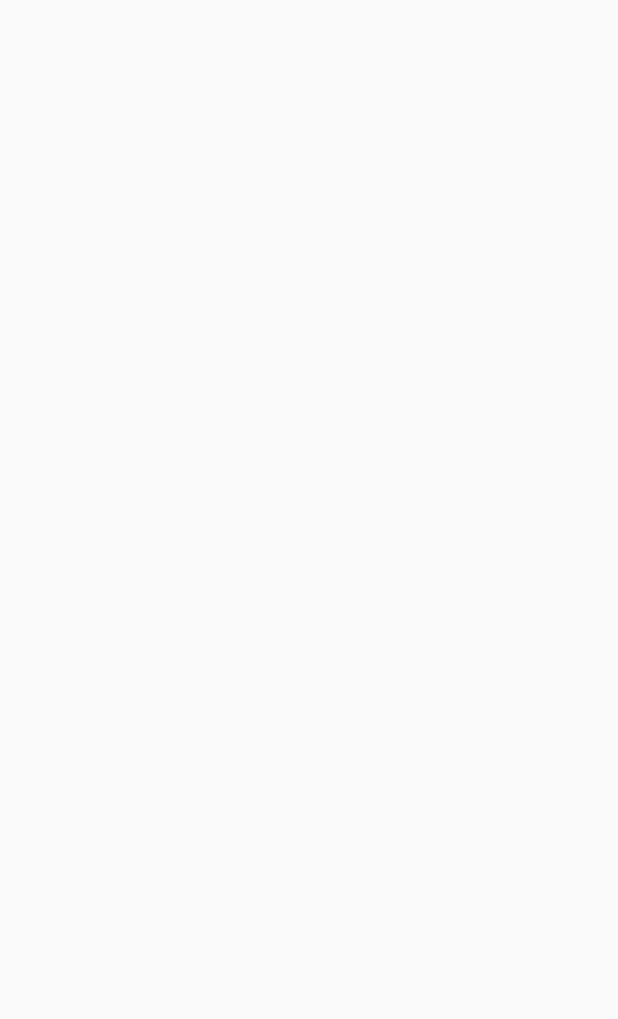
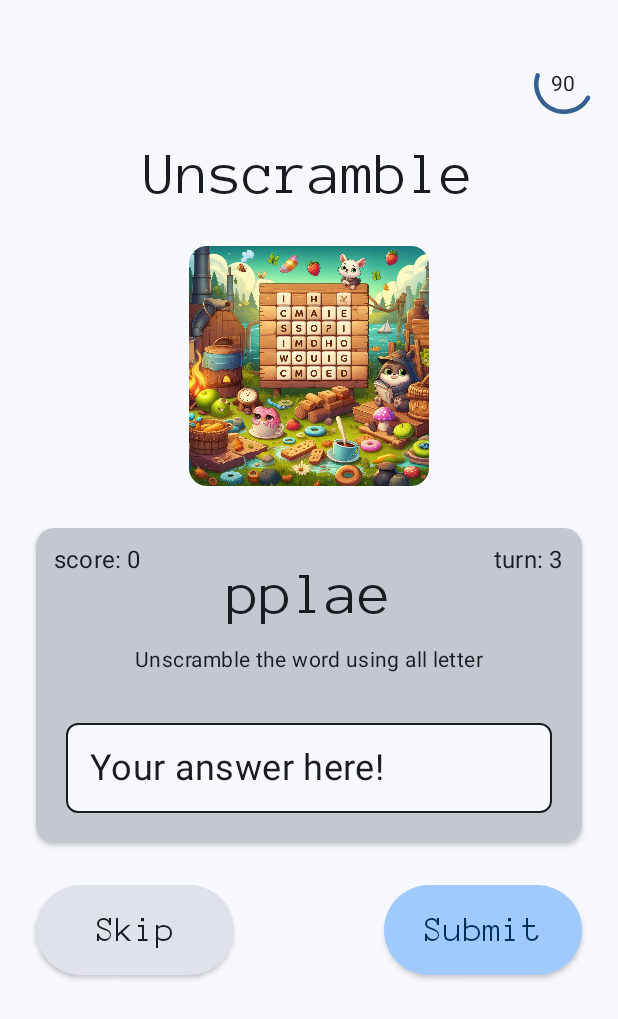
Before and after one commit to TTNguyen2552003/unscramble, an Android app built with Jetpack Compose: the screen it shows after launch (MainActivity), on a phone screen of 412 x 824 dp. Before the commit the part shown is empty. Shown: the top 1019 px of the screen. Run offline under Robolectric (Android 15) with nearby library versions, the phone set to English and light mode, and no system bars.

Commit message:
Update Game Screen

```diff
--- a/app/src/main/java/app/kotlin/unscramble/MainActivity.kt
+++ b/app/src/main/java/app/kotlin/unscramble/MainActivity.kt
@@ -3,12 +3,13 @@ package app.kotlin.unscramble
 import android.os.Bundle
 import androidx.activity.ComponentActivity
 import androidx.activity.compose.setContent
+import app.kotlin.unscramble.ui.screens.GameScreen
 
 class MainActivity : ComponentActivity() {
     override fun onCreate(savedInstanceState: Bundle?) {
         super.onCreate(savedInstanceState)
         setContent {
-
+            GameScreen()
         }
     }
 }
--- a/app/src/main/java/app/kotlin/unscramble/ui/screens/GameScreen.kt
+++ b/app/src/main/java/app/kotlin/unscramble/ui/screens/GameScreen.kt
@@ -4,6 +4,8 @@ import androidx.compose.foundation.Image
 import androidx.compose.foundation.background
 import androidx.compose.foundation.layout.Arrangement
 import androidx.compose.foundation.layout.Box
+import androidx.compose.foundation.layout.Column
+import androidx.compose.foundation.layout.PaddingValues
 import androidx.compose.foundation.layout.Row
 import androidx.compose.foundation.layout.Spacer
 import androidx.compose.foundation.layout.fillMaxSize
@@ -15,8 +17,11 @@ import androidx.compose.foundation.shape.RoundedCornerShape
 import androidx.compose.foundation.text.KeyboardOptions
 import androidx.compose.material.icons.Icons
 import androidx.compose.material.icons.filled.Clear
+import androidx.compose.material3.Button
+import androidx.compose.material3.ButtonDefaults
 import androidx.compose.material3.Card
 import androidx.compose.material3.CircularProgressIndicator
+import androidx.compose.material3.Icon
 import androidx.compose.material3.IconButton
 import androidx.compose.material3.OutlinedTextField
 import androidx.compose.material3.Text
@@ -37,23 +42,36 @@ import androidx.compose.ui.text.input.KeyboardType
 import androidx.compose.ui.tooling.preview.Preview
 import androidx.compose.ui.unit.dp
 import app.kotlin.unscramble.R
+import app.kotlin.unscramble.ui.theme.background
 import app.kotlin.unscramble.ui.theme.bodyMedium
 import app.kotlin.unscramble.ui.theme.bodySmall
+import app.kotlin.unscramble.ui.theme.displayLarge
+import app.kotlin.unscramble.ui.theme.error
+import app.kotlin.unscramble.ui.theme.labelLarge
 import app.kotlin.unscramble.ui.theme.labelMediumRoboto
+import app.kotlin.unscramble.ui.theme.onBackground
+import app.kotlin.unscramble.ui.theme.onPrimary
 import app.kotlin.unscramble.ui.theme.onSurface
 import app.kotlin.unscramble.ui.theme.outlineVariant
+import app.kotlin.unscramble.ui.theme.primary
 import app.kotlin.unscramble.ui.theme.primaryVariant
 import app.kotlin.unscramble.ui.theme.surface
+import app.kotlin.unscramble.ui.theme.surfaceVariant
 import app.kotlin.unscramble.ui.theme.titleMedium
-import app.kotlin.unscramble.ui.theme.error
+
 
 @Preview
 @Composable
 fun GameScreen() {
     Box(
+        modifier = Modifier.fillMaxSize()
+    ) {
+        //Content when game start
+        Column(
             modifier = Modifier
                 .fillMaxSize()
-            .background(color = surface)
+                .background(color = surface),
+            horizontalAlignment = Alignment.CenterHorizontally
         ) {
             Box(
                 modifier = Modifier
@@ -61,7 +79,7 @@ fun GameScreen() {
                         top = 36.dp,
                         end = 16.dp
                     )
-                .align(alignment = Alignment.TopEnd),
+                    .align(alignment = Alignment.End),
                 contentAlignment = Alignment.Center
             ) {
                 CircularProgressIndicator(
@@ -74,7 +92,6 @@ fun GameScreen() {
                     style = bodySmall,
                     color = onSurface
                 )
-        }
             }
 
             Spacer(modifier = Modifier.height(20.dp))
@@ -104,6 +121,103 @@ fun GameScreen() {
             Spacer(modifier = Modifier.height(28.dp))
 
             QuizCard()
+
+            Spacer(modifier = Modifier.height(28.dp))
+
+            Row(
+                modifier = Modifier
+                    .fillMaxWidth()
+                    .padding(
+                        start = 24.dp,
+                        end = 24.dp
+                    ),
+                horizontalArrangement = Arrangement.SpaceBetween,
+                verticalAlignment = Alignment.CenterVertically
+            ) {
+                Button(
+                    onClick = { /*TODO*/ },
+                    modifier = Modifier
+                        .height(60.dp)
+                        .width(132.dp),
+                    contentPadding = PaddingValues(all = 0.dp),
+                    colors = ButtonDefaults.buttonColors(
+                        containerColor = surfaceVariant
+                    ),
+                    elevation = ButtonDefaults.elevatedButtonElevation(
+                        defaultElevation = 2.dp
+                    )
+                ) {
+                    Text(
+                        text = "Skip",
+                        style = labelLarge,
+                        color = onSurface
+                    )
+                }
+
+                Button(
+                    onClick = { /*TODO*/ },
+                    modifier = Modifier
+                        .height(60.dp)
+                        .width(132.dp),
+                    contentPadding = PaddingValues(all = 0.dp),
+                    colors = ButtonDefaults.buttonColors(
+                        containerColor = primary
+                    ),
+                    elevation = ButtonDefaults.elevatedButtonElevation(
+                        defaultElevation = 2.dp
+                    )
+                ) {
+                    Text(
+                        text = "Submit",
+                        style = labelLarge,
+                        color = onPrimary
+                    )
+                }
+            }
+        }
+
+        //Layer with opacity before game starting
+//        Column(
+//            modifier = Modifier
+//                .fillMaxSize()
+//                .background(
+//                    color = background.copy(alpha = 0.9f)
+//                ),
+//            verticalArrangement = Arrangement.Center,
+//            horizontalAlignment = Alignment.CenterHorizontally
+//        ){
+//            Text(
+//                text = "3",
+//                style = displayLarge,
+//                color = onBackground
+//            )
+//        }
+
+        //Layer with opacity when game is over
+//        Column(
+//            modifier = Modifier
+//                .fillMaxSize()
+//                .background(
+//                    color = background.copy(alpha = 0.9f)
+//                ),
+//            verticalArrangement = Arrangement.Center,
+//            horizontalAlignment = Alignment.CenterHorizontally
+//        ) {
+//            Text(
+//                text = "Over",
+//                style = displayLarge,
+//                color = onBackground
+//            )
+//
+//            Spacer(modifier = Modifier.height(64.dp))
+//
+//            Text(
+//                text = "Score: 80",
+//                style = titleMedium,
+//                color = onBackground
+//            )
+//        }
+    }
 }
 
 @Composable
@@ -116,14 +230,13 @@ fun QuizCard() {
                 start = 24.dp,
                 end = 24.dp
             )
+            .shadow(
+                elevation = 2.dp,
+                shape = RoundedCornerShape(12.dp)
+            )
             .background(
                 color = outlineVariant,
-                shape = RoundedCornerShape(size = 12.dp)
-            )
-            .shadow(
-                elevation = 1.dp,
-                shape = RoundedCornerShape(size = 12.dp),
-                ambientColor = Color.Black.copy(alpha = 0.3f)
+                shape = RoundedCornerShape(12.dp)
             )
     ) {
         Row(
@@ -183,8 +296,12 @@ fun QuizCard() {
                 )
                 .align(alignment = Alignment.BottomCenter),
             trailingIcon = {
-                IconButton(onClick = { currentAnswer = ""}) {
-                    Icons.Default.Clear
+                if (currentAnswer != "")
+                    IconButton(onClick = { currentAnswer = "" }) {
+                        Icon(
+                            imageVector = Icons.Default.Clear,
+                            contentDescription = ""
+                        )
                     }
             },
             singleLine = true,
@@ -196,12 +313,18 @@ fun QuizCard() {
                 )
             },
             colors = TextFieldDefaults.colors(
+                focusedIndicatorColor = onSurface,
+                unfocusedIndicatorColor = onSurface,
+                focusedContainerColor = surface,
+                unfocusedContainerColor = surface,
                 errorIndicatorColor = error
             ),
             keyboardOptions = KeyboardOptions.Default.copy(
                 capitalization = KeyboardCapitalization.None,
                 keyboardType = KeyboardType.Text,
-            )
+            ),
+            textStyle = bodyMedium,
+            shape = RoundedCornerShape(8.dp)
         )
     }
 }
--- a/app/src/main/java/app/kotlin/unscramble/ui/theme/Color.kt
+++ b/app/src/main/java/app/kotlin/unscramble/ui/theme/Color.kt
@@ -7,7 +7,7 @@ val primary = Color(color = 0xFFA0CAFD)
 val onPrimary = Color(color = 0xFF003258)
 val onBackground = Color(color = 0xFFFFFFFF)
 val onSurface = Color(0xFF191C20)
-val onSurfaceVariant = Color(color = 0xFFDFE2EB)
+val surfaceVariant = Color(color = 0xFFDFE2EB)
 val error = Color(color = 0xFF8F4C38)
 val primaryVariant = Color(color = 0xFF36618E)
 val outlineVariant = Color(color = 0xFFC3C7CF)
--- a/app/src/main/java/app/kotlin/unscramble/ui/theme/Type.kt
+++ b/app/src/main/java/app/kotlin/unscramble/ui/theme/Type.kt
@@ -44,8 +44,14 @@ val bodySmall = TextStyle(
 
 val bodyMedium = TextStyle(
     fontWeight = FontWeight.Normal,
-    fontSize = 16.sp,
+    fontSize = 24.sp,
     letterSpacing = 0.25.sp
+)
+
+val labelLarge = TextStyle(
+    fontFamily = anonymousProFontFamily,
+    fontSize = 24.sp,
+    fontWeight = FontWeight.Normal
 )
 
 val labelMediumRoboto = TextStyle(
--- /dev/null
+++ b/app/src/main/java/app/kotlin/unscramble/ui/viewmodels/GameScreenViewModel.kt
@@ -0,0 +1,7 @@
+package app.kotlin.unscramble.ui.viewmodels
+
+import androidx.lifecycle.ViewModel
+
+class GameScreenViewModel : ViewModel() {
+
+}
```
Lines whose indentation alone changed are shown as unchanged.
